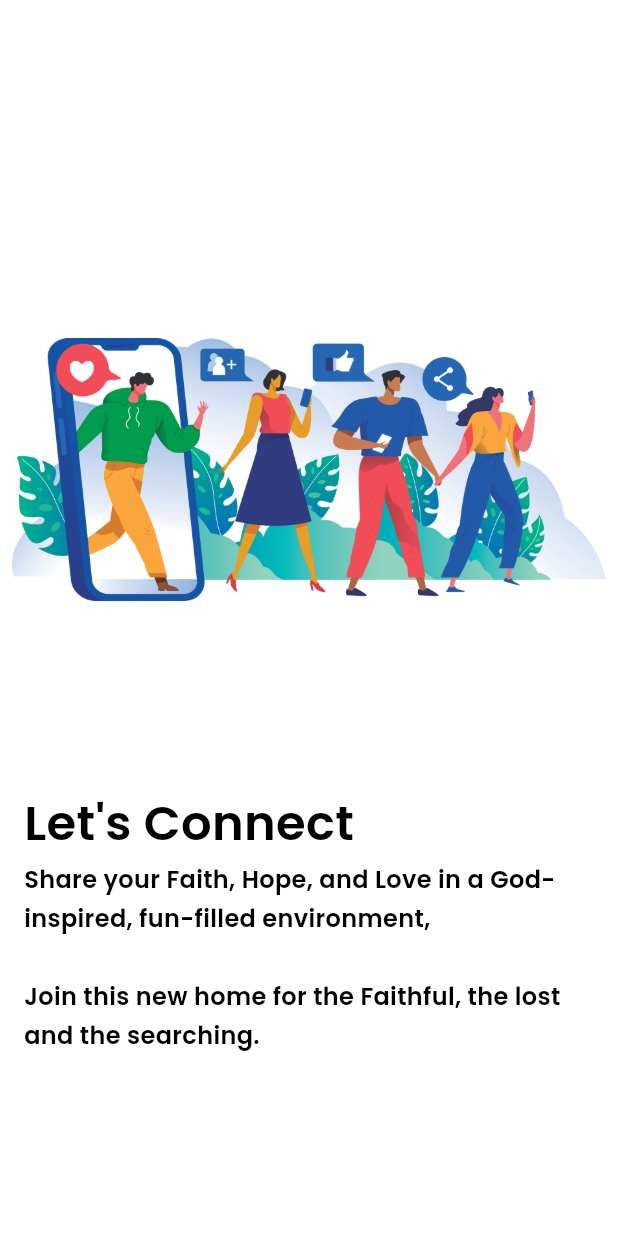
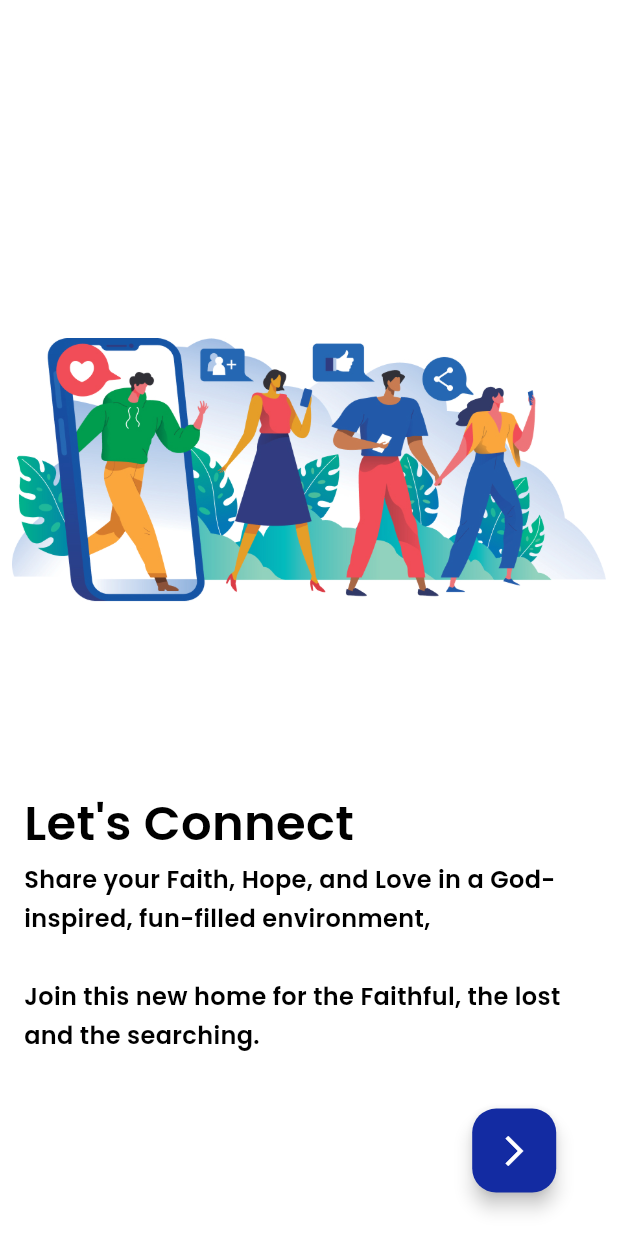
Before and after one commit to What-God-Has-Done-For-Me-Inc/wghdfm, a Flutter app: the screen it shows after launch, on a phone screen of 412 x 824 dp. Run offline on Flutter 3.47's test engine with Material 3 defaults, Android fonts, the phone set to English and light mode, and no system bars; our stand-ins replace awesome_notifications, cached_network_image, camera, cloud_firestore, connectivity_plus, dio and 22 more; missing offline and left inert: flutter_inappwebview, light_compressor, tutorial_coach_mark, video_compress_ds, youtube_player_flutter_plus; accounts and stored records are empty.

Commit message:
12-01-24(final)

```diff
--- a/lib/common/commonYoutubePlayer.dart
+++ b/lib/common/commonYoutubePlayer.dart
@@ -21,6 +21,7 @@ class _CommonYTPlayerState extends State<CommonYTPlayer> {
   @override
   void initState() {
     super.initState();
+    print(widget.videoId);
     _controller = YoutubePlayerController.fromVideoId(
       videoId: widget.videoId,
       params: const YoutubePlayerParams(
--- a/lib/modules/auth_module/views/Introduction_Screen.dart
+++ b/lib/modules/auth_module/views/Introduction_Screen.dart
@@ -72,7 +72,18 @@ class _IntroducationScreenState extends State<IntroducationScreen> {
                               ? buildPageIndicator(true)
                               : buildPageIndicator(false),
                         Spacer(),
-                        //if (currentpage != 2) Container(),
+                        if (currentpage == 0)
+                          FloatingActionButton(
+                            backgroundColor: AppColors.primery,
+                            elevation: 5,
+                            onPressed: () {
+                              pagecontroller.nextPage(
+                                  duration: Duration(milliseconds: 100),
+                                  curve: Curves.bounceIn);
+                            },
+                            child: Icon(Icons.arrow_forward_ios,
+                                color: Colors.white),
+                          ),
                         if (currentpage == 1)
                           FloatingActionButton(
                             backgroundColor: AppColors.primery,
--- a/lib/modules/auth_module/views/sign_up_screen.dart
+++ b/lib/modules/auth_module/views/sign_up_screen.dart
@@ -174,7 +174,7 @@ class _SignUpScreenState extends State<SignUpScreen> {
                       // return (value != null && value.isEmpty && passwordTEC.text != value) ? "Please enter valid password" : null;
                       return (value != null && value.isEmpty ||
                               (value != passwordTEC.text) == true)
-                          ? "Please enter valid password"
+                          ? "Password don't match"
                           : null;
                     },
                     showEye: true,
--- a/lib/modules/dashbord_module/views/ProfileSetupScreen.dart
+++ b/lib/modules/dashbord_module/views/ProfileSetupScreen.dart
@@ -78,7 +78,9 @@ class _ProfileSetupPageState extends State<ProfileSetupPage> {
 
   @override
   Widget build(BuildContext context) {
-    return Scaffold(
+    return PopScope(
+      canPop: false,
+      child: Scaffold(
         appBar: AppBar(
           title: Text('Profile Setup'),
           leading: SizedBox(),
@@ -270,6 +272,7 @@ class _ProfileSetupPageState extends State<ProfileSetupPage> {
             ),
           ),
         ),
+      ),
     );
   }
 }
--- a/lib/screen/comment/comment_screen.dart
+++ b/lib/screen/comment/comment_screen.dart
@@ -97,8 +97,8 @@ class _CommentScreenState extends State<CommentScreen> {
         color: Theme.of(Get.context!).colorScheme.background,
         child: Container(
           padding: const EdgeInsets.symmetric(horizontal: 10),
-          margin: EdgeInsets.only(bottom: Get.height * 0.04),
-          height: Get.height * 0.05,
+          margin: EdgeInsets.only(bottom: Get.height * 0.05),
+          height: Get.height * 0.06,
           color: Theme.of(Get.context!).colorScheme.background,
           child: Row(
             children: [
--- a/lib/screen/favourite/favourite_screen.dart
+++ b/lib/screen/favourite/favourite_screen.dart
@@ -1232,7 +1232,9 @@ class _FavouriteScreenState extends State<FavouriteScreen> {
                                                         : CommonYTPlayer(
                                                             videoId: feed?.url
                                                                     ?.split("/")
-                                                                    .last ??
+                                                                    .last
+                                                                    .split('?')
+                                                                    .first ??
                                                                 "");
                                                   }),
 
```
Also changed, not shown: lib/modules/dashbord_module/views/dash_board_screen.dart (+4 -3 lines). Lines whose indentation alone changed are shown as unchanged.
